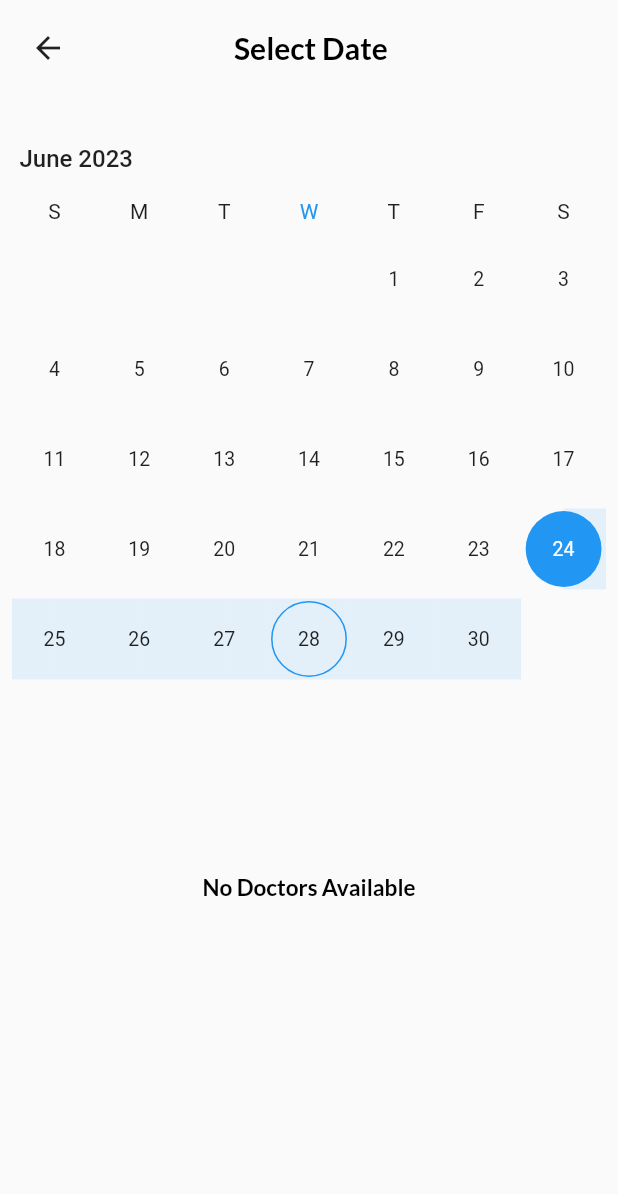
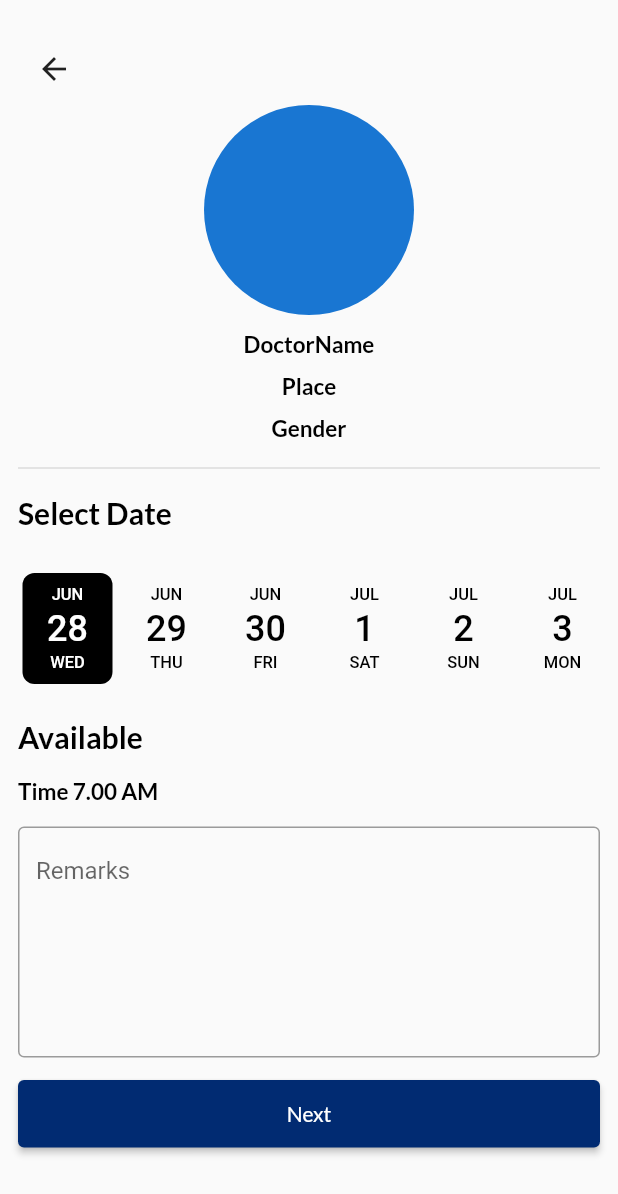
Before and after one commit to Sufadm/DocLink-OnlineCosultationApp, a Flutter app: the AppointmantPage screen opened directly, on a phone screen of 412 x 824 dp. Shown: the top 1194 px of the screen. Run offline on Flutter 3.47's test engine with Material 2 defaults, Android fonts, the phone set to English and light mode, and no system bars; drawn by our look-alikes of date_picker_timeline, syncfusion_flutter_datepicker; our stand-ins replace carousel_slider, cloud_firestore, firebase_auth, firebase_core, google_fonts, google_sign_in and 1 more; missing offline and left inert: otp_pin_field; accounts and stored records are empty; network calls fail.

Commit message:
appointment ui complete

```diff
--- a/doc_link/lib/Services/firestore_service.dart
+++ b/doc_link/lib/Services/firestore_service.dart
@@ -6,7 +6,6 @@ class FirestoreService {
   Stream<List<ProfileModel>> getDoctorsProfilesStream() {
     final doctorCollection =
         FirebaseFirestore.instance.collection('doctorsprofile');
-
     return doctorCollection.snapshots().map((snapshot) =>
         snapshot.docs.map((doc) => ProfileModel.fromJson(doc.data())).toList());
   }
--- a/doc_link/lib/presentation/screens/homescreen.dart/doctors/appointmentpage/appointment_page.dart
+++ b/doc_link/lib/presentation/screens/homescreen.dart/doctors/appointmentpage/appointment_page.dart
@@ -1,98 +1,101 @@
+import 'package:date_picker_timeline/date_picker_widget.dart';
 import 'package:doc_link/shared/const/const.dart';
+import 'package:doc_link/widgets/elevated_button_widgets.dart';
 import 'package:flutter/material.dart';
-import 'package:intl/intl.dart';
-import 'package:provider/provider.dart';
-import 'package:syncfusion_flutter_datepicker/datepicker.dart';
 
-import '../../../../../provider/appointmentpage_provider.dart';
-
-class AppointmantPage extends StatelessWidget {
+class AppointmantPage extends StatefulWidget {
   const AppointmantPage({Key? key}) : super(key: key);
 
-  void _onSelectionChanged(
-      BuildContext context, DateRangePickerSelectionChangedArgs args) {
-    final model =
-        Provider.of<AppointmentScreenStateModel>(context, listen: false);
-
-    if (args.value is PickerDateRange) {
-      model.setSelectedDate(
-          '${DateFormat('dd/MM/yyyy').format(args.value.startDate)} - ${DateFormat('dd/MM/yyyy').format(args.value.endDate ?? args.value.startDate)}');
-    } else if (args.value is DateTime) {
-      // Handle DateTime case if needed
-    } else if (args.value is List<DateTime>) {
-      model.setSelectedDate(args.value.length.toString());
-    }
+  @override
+  State<AppointmantPage> createState() => _AppointmantPageState();
 }
 
+class _AppointmantPageState extends State<AppointmantPage> {
   @override
   Widget build(BuildContext context) {
     return Scaffold(
-      body: SafeArea(
+      body: SingleChildScrollView(
+        child: SafeArea(
           child: Padding(
-          padding: const EdgeInsets.all(8.0),
+            padding: const EdgeInsets.all(12.0),
             child: Column(
+              crossAxisAlignment: CrossAxisAlignment.start,
               children: [
-              Row(
-                children: [
+                kHeight10,
                 IconButton(
                     onPressed: () {
-                      Provider.of<AppointmentScreenStateModel>(context,
-                              listen: false)
-                          .setSelectedDate(null);
                       Navigator.pop(context);
                     },
-                    icon: const Icon(Icons.arrow_back),
+                    icon: const Icon(Icons.arrow_back)),
+                const Center(
+                  child: CircleAvatar(
+                    radius: 70,
                   ),
-                  const SizedBox(
-                    width: 100,
                 ),
+                kHeight10,
+                Center(
+                  child: Text(
+                    'DoctorName',
+                    style: kTextStyleMediumBlack,
+                  ),
+                ),
+                kHeight10,
+                Center(
+                  child: Text(
+                    'Place',
+                    style: kTextStyleMediumBlack,
+                  ),
+                ),
+                kHeight10,
+                Center(
+                  child: Text(
+                    'Gender',
+                    style: kTextStyleMediumBlack,
+                  ),
+                ),
+                kHeight10,
+                const Divider(
+                  thickness: 1,
+                ),
+                kHeight10,
                 Text(
                   'Select Date',
                   style: kTextStyleLargeBlack,
                 ),
+                kHeight25,
+                DatePicker(
+                  DateTime.now(),
+                  daysCount: 10,
+                  initialSelectedDate: DateTime.now(),
+                  selectionColor: Colors.black,
+                  selectedTextColor: Colors.white,
+                  onDateChange: (date) {
+                    // New date selected
+                    setState(() {});
+                  },
+                ),
+                kHeight20,
+                Text(
+                  'Available',
+                  style: kTextStyleLargeBlack,
+                ),
+                kHeight15,
+                Text(
+                  'Time 7.00 AM',
+                  style: kTextStyleMediumBlack,
+                ),
+                kHeight15,
+                TextFormField(
+                  maxLines: 6,
+                  decoration: const InputDecoration(
+                    border: OutlineInputBorder(),
+                    hintText: 'Remarks',
+                  ),
+                ),
+                kHeight15,
+                ElevatedButtons(text: 'Next', onPressed: () {})
               ],
             ),
-              Expanded(
-                child: SizedBox(
-                  width: double.infinity,
-                  height: double.infinity,
-                  child: Stack(
-                    children: [
-                      Positioned(
-                        left: 0,
-                        top: 30,
-                        right: 0,
-                        bottom: 300,
-                        child: SfDateRangePicker(
-                          onSelectionChanged: (args) =>
-                              _onSelectionChanged(context, args),
-                          selectionMode: DateRangePickerSelectionMode.single,
-                          initialSelectedRange: PickerDateRange(
-                            DateTime.now().subtract(const Duration(days: 4)),
-                            DateTime.now().add(const Duration(days: 3)),
-                          ),
-                        ),
-                      ),
-                      Positioned(
-                        left: 0,
-                        right: 0,
-                        bottom: 200,
-                        child: Container(
-                          alignment: Alignment.center,
-                          padding: const EdgeInsets.all(16.0),
-                          child: Text(
-                            Provider.of<AppointmentScreenStateModel>(context)
-                                    .selectedDate ??
-                                'No Doctors Available',
-                            style: kTextStyleMediumBlack,
-                          ),
-                        ),
-                      ),
-                    ],
-                  ),
-                ),
-              ),
-            ],
           ),
         ),
       ),
--- a/doc_link/lib/presentation/screens/homescreen.dart/homescreen.dart
+++ b/doc_link/lib/presentation/screens/homescreen.dart/homescreen.dart
@@ -24,7 +24,6 @@ class HomeScreen extends StatelessWidget {
       stream: FirestoreService().getDoctorsProfilesStream(),
       builder: (context, snapshot) {
         if (snapshot.connectionState == ConnectionState.waiting) {
-          return const CircularProgressIndicator();
         } else if (snapshot.connectionState == ConnectionState.active ||
             snapshot.connectionState == ConnectionState.done) {
           if (snapshot.hasData) {
@@ -47,7 +46,7 @@ class HomeScreen extends StatelessWidget {
                         ),
                       ),
                       kHeight20,
-                      //?Search Button-------------
+                      //?Search Button------------------------------------------
                       const SearchForm(),
                       kHeight15,
                       //?Carousal Slider Widget Static
@@ -118,7 +117,7 @@ class HomeScreen extends StatelessWidget {
                         ),
                       ),
 
-                      //?Title Widget------------
+                      //?Title Widget-------------------------------------------
                       TitleWidget(
                         titleName: 'All Doctors',
                         onTap: () => Navigator.push(
@@ -128,7 +127,7 @@ class HomeScreen extends StatelessWidget {
                             )),
                       ),
                       kHeight15,
-                      //?Doctors Widget---
+                      //?Doctors Widget-----------------------------------------
 
                       DoctorsWidget(networkImage: imageUrl),
                     ],
@@ -138,7 +137,7 @@ class HomeScreen extends StatelessWidget {
             );
           }
           if (snapshot.hasError) {
-            return const Text('Error Occured');
+            return Text(snapshot.error.toString());
           }
         }
         return Container();
--- a/doc_link/lib/presentation/screens/homescreen.dart/viewallpages/view_all_Doctors_page/view_all_doc.dart
+++ b/doc_link/lib/presentation/screens/homescreen.dart/viewallpages/view_all_Doctors_page/view_all_doc.dart
@@ -58,7 +58,7 @@ class ViewAllDoctorsPage extends StatelessWidget {
                 } else if (snapshot.hasError) {
                   return Text('Error: ${snapshot.error}');
                 } else {
-                  return const CircularProgressIndicator();
+                  return const SizedBox.shrink();
                 }
               },
             ),
--- a/doc_link/lib/presentation/screens/homescreen.dart/viewallpages/viewall_categories_page/view_all_catgories.dart
+++ b/doc_link/lib/presentation/screens/homescreen.dart/viewallpages/viewall_categories_page/view_all_catgories.dart
@@ -33,7 +33,6 @@ class ViewAllCategoriesPage extends StatelessWidget {
             stream: FirestoreService().getDoctorsProfilesStream(),
             builder: (context, snapshot) {
               if (snapshot.connectionState == ConnectionState.waiting) {
-                return const CircularProgressIndicator();
               } else if (snapshot.connectionState == ConnectionState.active ||
                   snapshot.connectionState == ConnectionState.done) {
                 if (snapshot.hasData) {
--- a/doc_link/lib/presentation/screens/searchscreen/search.dart
+++ b/doc_link/lib/presentation/screens/searchscreen/search.dart
@@ -2,6 +2,7 @@ import 'package:doc_link/presentation/screens/homescreen.dart/doctors/doctors_de
 import 'package:doc_link/services/firestore_service.dart';
 import 'package:doc_link/shared/const/const.dart';
 import 'package:flutter/material.dart';
+import 'package:google_fonts/google_fonts.dart';
 
 import '../../../model/profile_model.dart';
 
@@ -99,8 +100,14 @@ class CustomSearchDelegate extends SearchDelegate {
               leading: CircleAvatar(
                 backgroundImage: NetworkImage(doctor.imageUrl),
               ),
-              title: Text(doctor.name),
-              subtitle: Text(doctor.category),
+              title: Text(
+                doctor.name,
+                style: kTextStyleMediumBlack,
+              ),
+              subtitle: Text(
+                doctor.category,
+                style: GoogleFonts.lato(),
+              ),
               onTap: () {
                 Navigator.push(
                   context,
--- a/doc_link/pubspec.yaml
+++ b/doc_link/pubspec.yaml
@@ -32,6 +32,7 @@ dependencies:
   carousel_slider: ^4.2.1
   cloud_firestore: ^4.8.0
   cupertino_icons: ^1.0.2
+  date_picker_timeline: ^1.2.5
   firebase_auth: ^4.6.2
   firebase_core: ^2.13.1
   firebase_storage: ^11.2.2
```
Also changed, not shown: doc_link/pubspec.lock. Lines whose indentation alone changed are shown as unchanged.
